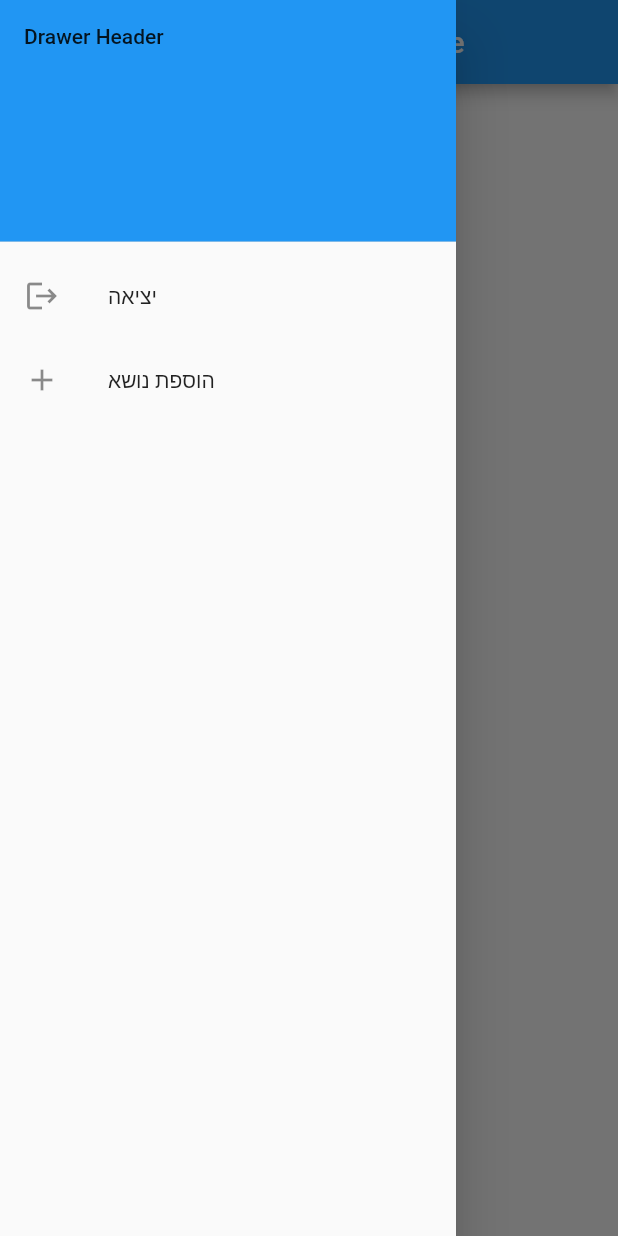
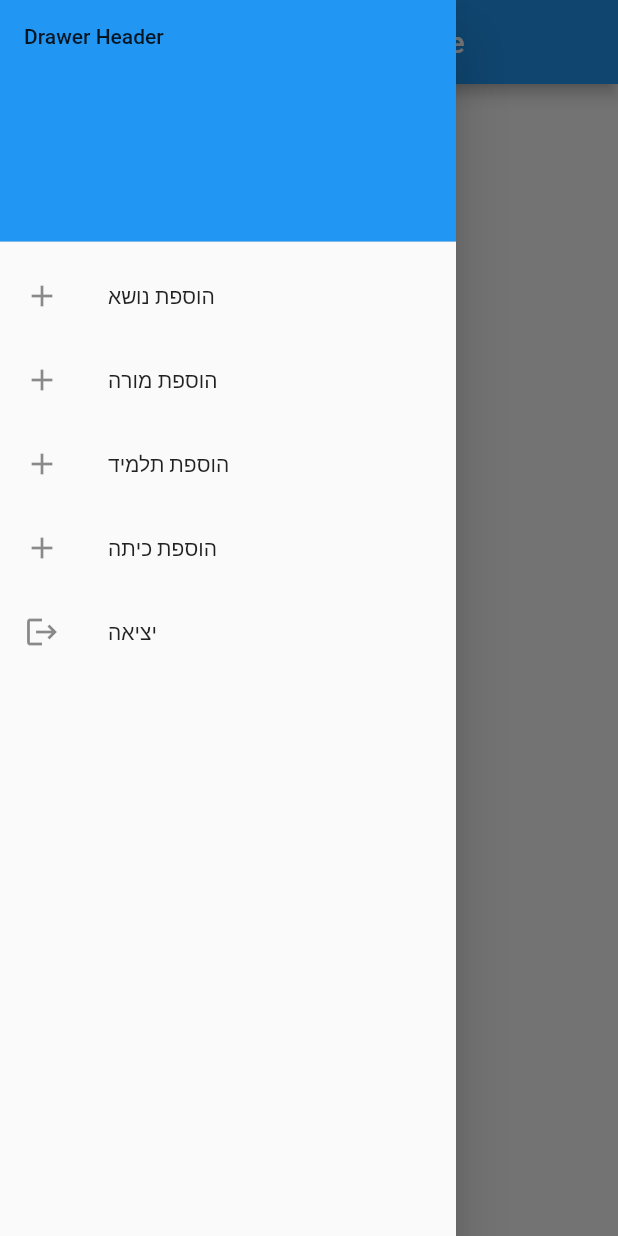
Before and after one commit to salemgu1/HSTT-HighSchoolTimeTabling, a Flutter app: the AfterLogin screen opened directly, with the side drawer open, on a phone screen of 412 x 824 dp. Run offline on Flutter 3.47's test engine with Material 2 defaults, Android fonts, the phone set to English and light mode, and no system bars; our stand-ins replace parse_server_sdk_flutter; missing offline and left inert: connectivity_plus_web, package_info_plus_web, shared_preferences_web.

```diff
--- a/lib/AdminPages/AfterLogin.dart
+++ b/lib/AdminPages/AfterLogin.dart
@@ -47,21 +47,48 @@ class AfterLogin extends StatelessWidget {
                 ),
                 ListTile(
                   leading: Icon(
+                    Icons.add,
+                  ),
+                  title: const Text('הוספת נושא'),
+                  onTap: () {
+                    Navigator.of(context).push(MaterialPageRoute(builder:(context)=>Subject(),));
+                  },
+                ),
+                ListTile(
+                  leading: Icon(
+                    Icons.add,
+                  ),
+                  title: const Text('הוספת מורה'),
+                  onTap: () {
+                    Navigator.of(context).push(MaterialPageRoute(builder:(context)=>TeacherUser(),));
+                  },
+                ),
+                ListTile(
+                  leading: Icon(
+                    Icons.add,
+                  ),
+                  title: const Text('הוספת תלמיד'),
+                  onTap: () {
+                    Navigator.of(context).push(MaterialPageRoute(builder:(context)=>Student(),));
+                  },
+                ),
+                ListTile(
+                  leading: Icon(
+                    Icons.add,
+                  ),
+                  title: const Text('הוספת כיתה'),
+                  onTap: () {
+                    Navigator.of(context).push(MaterialPageRoute(builder:(context)=>Room(),));
+                  },
+                ),
+                ListTile(
+                  leading: Icon(
                     Icons.logout,
                   ),
                   title: const Text('יציאה'),
                   onTap: () {
                     doUserLogout();
                     Navigator.of(context).push(MaterialPageRoute(builder:(context)=>Login()));
-                  },
-                ),
-                ListTile(
-                  leading: Icon(
-                    Icons.add,
-                  ),
-                  title: const Text('הוספת נושא'),
-                  onTap: () {
-                    Navigator.of(context).push(MaterialPageRoute(builder:(context)=>Subject(),));
                   },
                 ),
               ],
```
Also changed, not shown: lib/AdminPages/AddRoom.dart (+23 -2 lines), lib/AdminPages/AddStudent.dart (+21 -0 lines), lib/AdminPages/AddSubject.dart (+25 -4 lines), lib/AdminPages/AddTeacher.dart (+22 -0 lines), 13 other files.
